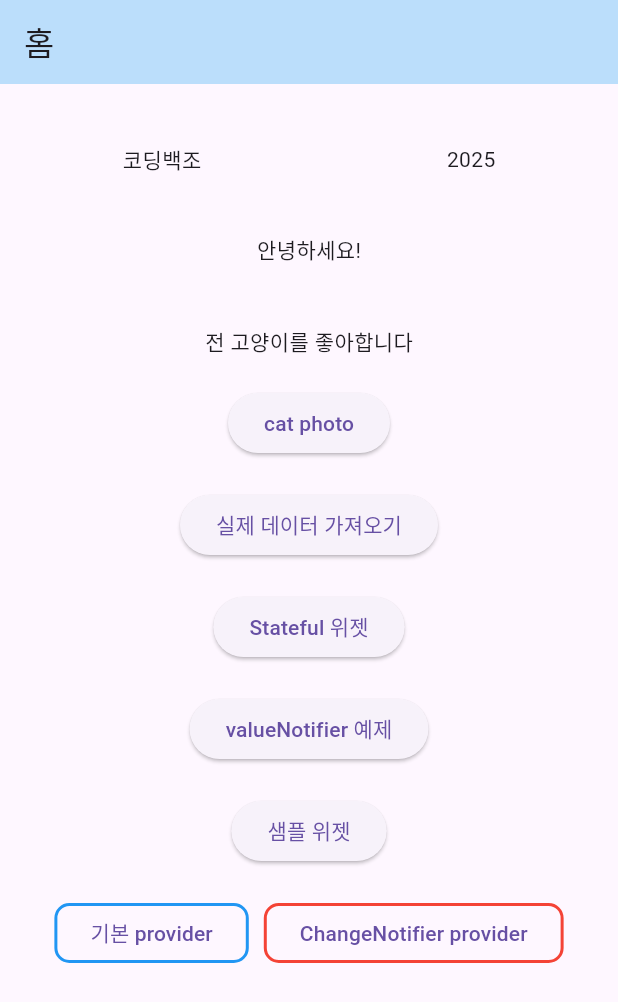
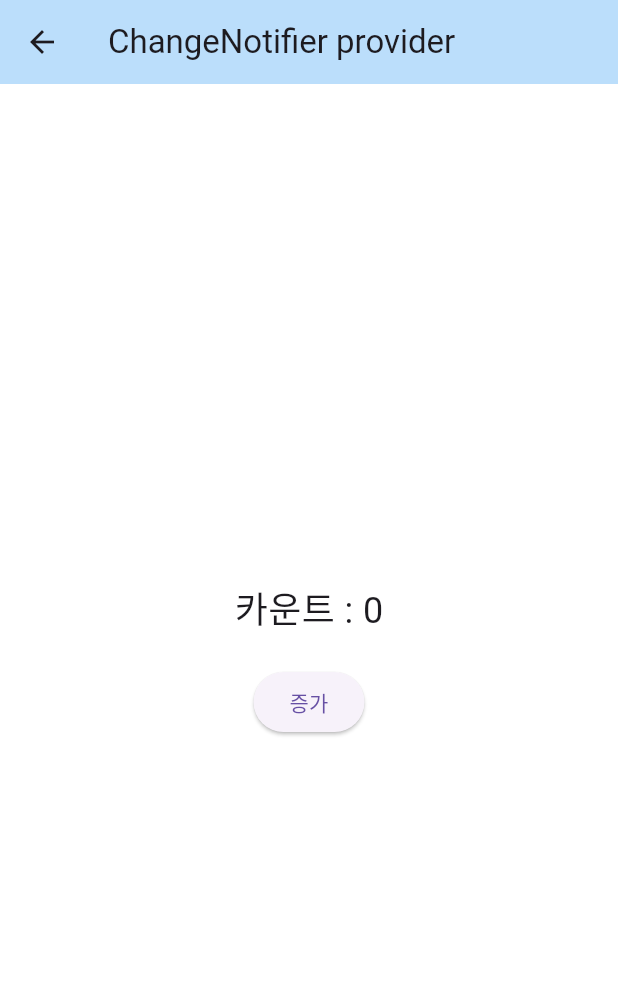
Before and after one commit to label94/simpleFlutter, a Flutter app: the screen it shows after launch, after a tap on "ChangeNotifier provider", on a phone screen of 412 x 824 dp. Shown: the top 1002 px of the screen. Run offline on Flutter 3.47's test engine with Material 3 defaults, Android fonts, the phone set to English and light mode, and no system bars.

Commit message:
[add] change notifier provider 예제 추가

```diff
--- /dev/null
+++ b/lib/screens/s_change_notifier_provider.dart
@@ -0,0 +1,58 @@
+
+import 'package:flutter/material.dart';
+import 'package:provider/provider.dart';
+
+/// ChangeNotifier 구현
+
+class ChangeCounter with ChangeNotifier {
+  int _count = 0;
+  int get count => _count;
+
+  // 값 증가
+  void increment() {
+    _count++;
+    notifyListeners(); // 변경 사항을 구독자들에게 알림
+  }
+}
+
+class ChangeCounterScreen extends StatelessWidget {
+  const ChangeCounterScreen({super.key});
+
+  @override
+  Widget build(BuildContext context) {
+    return Container(
+      width: MediaQuery.of(context).size.width,
+      height: MediaQuery.of(context).size.height,
+      color: Colors.white,
+      child: Center(
+        child: Column(
+          mainAxisAlignment: MainAxisAlignment.center,
+          children: [
+            // Consumer 위젯으로 상태 읽기
+            // 내부 지정 타입에 대한 객체를 구독하며, 상태가 변경 되면(notifyListeners() 호출)) builder 안의 UI만 리빌드
+            // child 매개변수를 통하여 재빌드 되지 않는 위젯 지정 가능
+            Consumer<ChangeCounter>(
+              builder: (context, counter, child) {
+                return Text(
+                  '카운트 : ${counter.count}',
+                  style: TextStyle(fontSize: 24),
+                );
+              },
+            ),
+
+            const SizedBox(height: 20),
+
+            ElevatedButton(
+              // provider 에서 읽고 메서드 호출
+              // listen => false : 데이터만 읽고 변경 감지는 하지 않음 / true : 데이터 변경 시 위젯 재 빌드
+              // 데이터가 변경이 되고 그 데이터를 표시하는 UI는 consumer 가 하기 때문에 false로 설정!!
+              // context.read<Counter>().increment() 와 동일!
+              onPressed: () => Provider.of<ChangeCounter>(context, listen: false).increment(),
+              child: Text('증가'),
+            )
+          ],
+        ),
+      ),
+    );
+  }
+}
--- a/lib/screens/s_main_page.dart
+++ b/lib/screens/s_main_page.dart
@@ -1,6 +1,7 @@
 import 'package:flutter/material.dart';
 import 'package:provider/provider.dart';
 import 'package:simple_flutter/screens/photo_screen.dart';
+import 'package:simple_flutter/screens/s_change_notifier_provider.dart';
 import 'package:simple_flutter/screens/s_sample_provider.dart';
 import 'package:simple_flutter/screens/s_sample_widget_page.dart';
 import 'package:simple_flutter/screens/s_simple_state_ful.dart';
@@ -111,7 +112,11 @@ class MyApp extends StatelessWidget {
 
                   OutlinedButton(
                     onPressed: () {
-
+                      // ChangeNotifier provider 사용
+                      onNavigate('changeNotifier', ChangeNotifierProvider<ChangeCounter>(
+                        create: (_) => ChangeCounter(),
+                        child: ChangeCounterScreen(),
+                      ) , title: "ChangeNotifier provider");
                     },
                     style: OutlinedButton.styleFrom(
                         side: BorderSide(color: Colors.red, width: 2),
```
